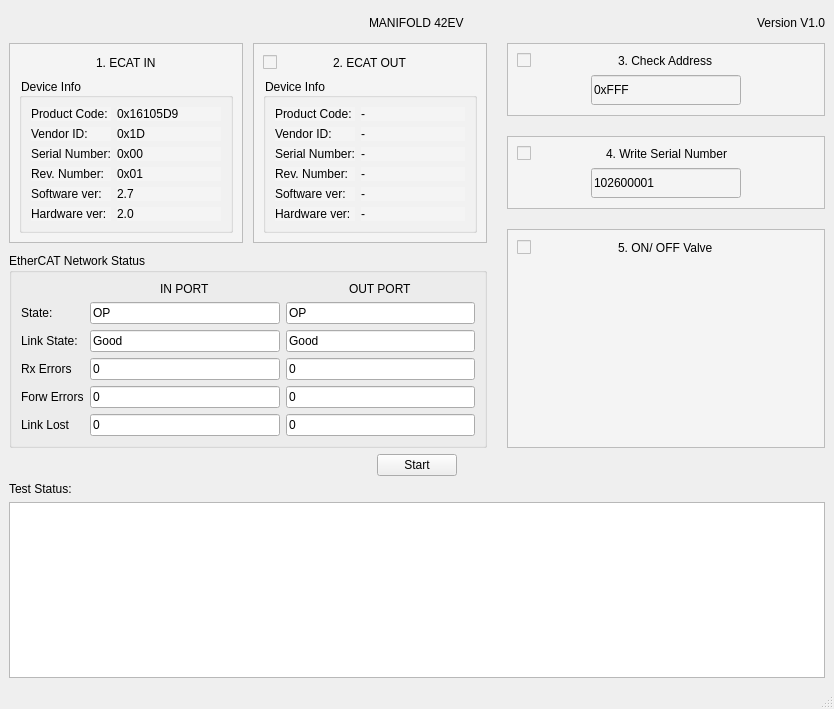
Qt form mainwindow.ui (tuanthanhhh/EC-Master-Lite) before a commit.
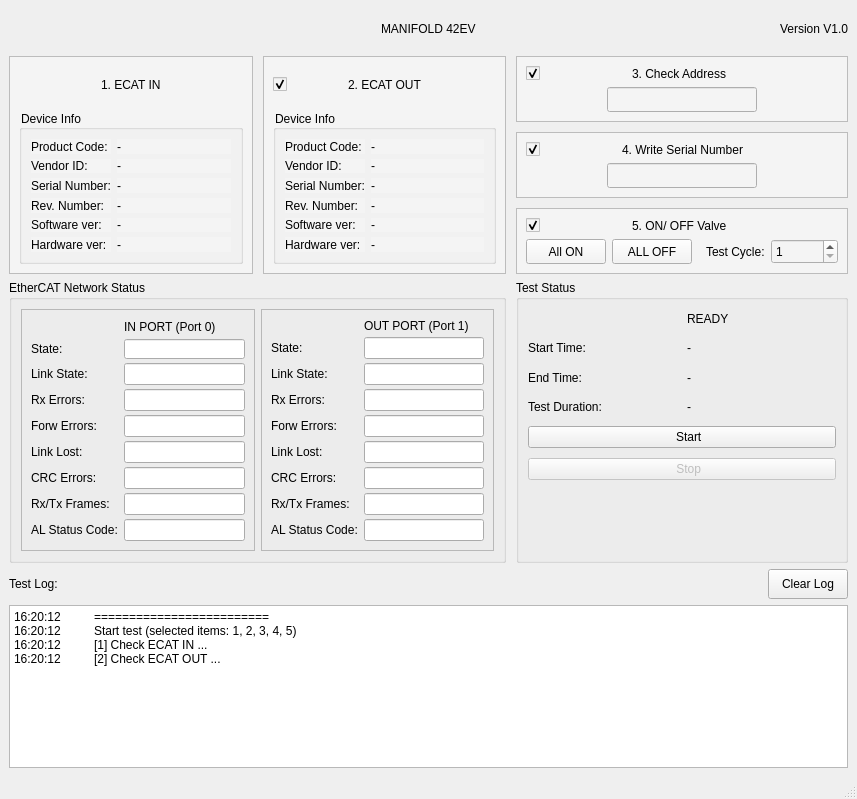
The same form after that commit. Icons and pictures are not drawn.

Commit message: Add EC protocol and automation test

What changed in the file:
```diff
--- a/mainwindow.ui
+++ b/mainwindow.ui
@@ -6,8 +6,8 @@
    <rect>
     <x>0</x>
     <y>0</y>
-    <width>834</width>
-    <height>709</height>
+    <width>857</width>
+    <height>799</height>
    </rect>
   </property>
   <property name="windowTitle">
@@ -27,7 +27,7 @@
 }
 </string>
    </property>
-   <layout class="QVBoxLayout" name="verticalLayout_7">
+   <layout class="QVBoxLayout" name="verticalLayout_6" stretch="1,4,4,1,4">
     <item>
      <layout class="QHBoxLayout" name="Header" stretch="1,1,1">
       <item alignment="Qt::AlignmentFlag::AlignLeft">
@@ -57,12 +57,7 @@
      </layout>
     </item>
     <item>
-     <layout class="QHBoxLayout" name="horizontalLayout_8" stretch="3,2">
-      <property name="spacing">
-       <number>20</number>
-      </property>
-      <item>
-       <layout class="QVBoxLayout" name="verticalLayout_6" stretch="3,1">
+     <layout class="QHBoxLayout" name="horizontalLayout_12" stretch="3,2">
         <property name="spacing">
          <number>10</number>
         </property>
@@ -80,7 +75,7 @@
             <property name="frameShadow">
              <enum>QFrame::Shadow::Raised</enum>
             </property>
-            <layout class="QVBoxLayout" name="verticalLayout">
+          <layout class="QVBoxLayout" name="verticalLayout" stretch="1,4">
              <item alignment="Qt::AlignmentFlag::AlignHCenter">
               <widget class="QLabel" name="label">
                <property name="styleSheet">
@@ -97,6 +92,12 @@
                 <string>Device Info</string>
                </property>
                <layout class="QGridLayout" name="gridLayout" columnstretch="1,2">
+              <property name="horizontalSpacing">
+               <number>6</number>
+              </property>
+              <property name="verticalSpacing">
+               <number>5</number>
+              </property>
                 <item row="0" column="0">
                  <widget class="QLabel" name="label_9">
                   <property name="text">
@@ -107,7 +108,7 @@
                 <item row="0" column="1">
                  <widget class="QLabel" name="label_10">
                   <property name="text">
-                   <string>0x16105D9</string>
+                 <string>-</string>
                   </property>
                  </widget>
                 </item>
@@ -121,7 +122,7 @@
                 <item row="1" column="1">
                  <widget class="QLabel" name="label_11">
                   <property name="text">
-                   <string>0x1D</string>
+                 <string>-</string>
                   </property>
                  </widget>
                 </item>
@@ -135,7 +136,7 @@
                 <item row="2" column="1">
                  <widget class="QLabel" name="label_13">
                   <property name="text">
-                   <string>0x00</string>
+                 <string>-</string>
                   </property>
                  </widget>
                 </item>
@@ -149,7 +150,7 @@
                 <item row="3" column="1">
                  <widget class="QLabel" name="label_15">
                   <property name="text">
-                   <string>0x01</string>
+                 <string>-</string>
                   </property>
                  </widget>
                 </item>
@@ -163,7 +164,7 @@
                 <item row="4" column="1">
                  <widget class="QLabel" name="label_17">
                   <property name="text">
-                   <string>2.7</string>
+                 <string>-</string>
                   </property>
                  </widget>
                 </item>
@@ -177,7 +178,7 @@
                 <item row="5" column="1">
                  <widget class="QLabel" name="label_19">
                   <property name="text">
-                   <string>2.0</string>
+                 <string>-</string>
                   </property>
                  </widget>
                 </item>
@@ -198,7 +199,7 @@
             <property name="frameShadow">
              <enum>QFrame::Shadow::Raised</enum>
             </property>
-            <layout class="QVBoxLayout" name="verticalLayout_4">
+          <layout class="QVBoxLayout" name="verticalLayout_4" stretch="1,4">
              <item>
               <layout class="QHBoxLayout" name="horizontalLayout_5">
                <item>
@@ -206,6 +207,9 @@
                  <property name="text">
                   <string/>
                  </property>
+               <property name="checked">
+                <bool>true</bool>
+               </property>
                 </widget>
                </item>
                <item>
@@ -233,6 +237,9 @@
                 <string>Device Info</string>
                </property>
                <layout class="QGridLayout" name="gridLayout_3" columnstretch="1,2">
+              <property name="verticalSpacing">
+               <number>5</number>
+              </property>
                 <item row="0" column="0">
                  <widget class="QLabel" name="label_27">
                   <property name="text">
@@ -326,137 +333,7 @@
          </layout>
         </item>
         <item>
-         <widget class="QGroupBox" name="groupBox_2">
-          <property name="title">
-           <string>EtherCAT Network Status</string>
-          </property>
-          <layout class="QGridLayout" name="gridLayout_2">
-           <item row="4" column="1">
-            <widget class="QLineEdit" name="lineEdit_3">
-             <property name="text">
-              <string>0</string>
-             </property>
-            </widget>
-           </item>
-           <item row="2" column="0">
-            <widget class="QLabel" name="label_26">
-             <property name="text">
-              <string>Link State:</string>
-             </property>
-            </widget>
-           </item>
-           <item row="6" column="1">
-            <widget class="QLineEdit" name="lineEdit_6">
-             <property name="text">
-              <string>0</string>
-             </property>
-            </widget>
-           </item>
-           <item row="2" column="2">
-            <widget class="QLineEdit" name="lineEdit_12">
-             <property name="text">
-              <string>Good</string>
-             </property>
-            </widget>
-           </item>
-           <item row="5" column="2">
-            <widget class="QLineEdit" name="lineEdit_7">
-             <property name="text">
-              <string>0</string>
-             </property>
-            </widget>
-           </item>
-           <item row="1" column="1">
-            <widget class="QLineEdit" name="lineEdit_9">
-             <property name="text">
-              <string>OP</string>
-             </property>
-            </widget>
-           </item>
-           <item row="4" column="0">
-            <widget class="QLabel" name="label_22">
-             <property name="text">
-              <string>Rx Errors</string>
-             </property>
-            </widget>
-           </item>
-           <item row="1" column="2">
-            <widget class="QLineEdit" name="lineEdit_11">
-             <property name="text">
-              <string>OP</string>
-             </property>
-            </widget>
-           </item>
-           <item row="5" column="1">
-            <widget class="QLineEdit" name="lineEdit_5">
-             <property name="text">
-              <string>0</string>
-             </property>
-            </widget>
-           </item>
-           <item row="2" column="1">
-            <widget class="QLineEdit" name="lineEdit_10">
-             <property name="text">
-              <string>Good</string>
-             </property>
-            </widget>
-           </item>
-           <item row="6" column="0">
-            <widget class="QLabel" name="label_24">
-             <property name="text">
-              <string>Link Lost</string>
-             </property>
-            </widget>
-           </item>
-           <item row="4" column="2">
-            <widget class="QLineEdit" name="lineEdit_4">
-             <property name="text">
-              <string>0</string>
-             </property>
-            </widget>
-           </item>
-           <item row="5" column="0">
-            <widget class="QLabel" name="label_23">
-             <property name="text">
-              <string>Forw Errors</string>
-             </property>
-            </widget>
-           </item>
-           <item row="1" column="0">
-            <widget class="QLabel" name="label_25">
-             <property name="text">
-              <string>State:</string>
-             </property>
-            </widget>
-           </item>
-           <item row="6" column="2">
-            <widget class="QLineEdit" name="lineEdit_8">
-             <property name="text">
-              <string>0</string>
-             </property>
-            </widget>
-           </item>
-           <item row="0" column="1" alignment="Qt::AlignmentFlag::AlignHCenter">
-            <widget class="QLabel" name="label_8">
-             <property name="text">
-              <string>IN PORT</string>
-             </property>
-            </widget>
-           </item>
-           <item row="0" column="2" alignment="Qt::AlignmentFlag::AlignHCenter">
-            <widget class="QLabel" name="label_21">
-             <property name="text">
-              <string>OUT PORT</string>
-             </property>
-            </widget>
-           </item>
-          </layout>
-         </widget>
-        </item>
-       </layout>
-      </item>
-      <item>
-       <layout class="QVBoxLayout" name="verticalLayout_5" stretch="1,1,3">
+       <layout class="QVBoxLayout" name="verticalLayout_8">
         <item>
          <widget class="QFrame" name="frame_2">
           <property name="styleSheet">
@@ -476,6 +353,9 @@
                <property name="text">
                 <string/>
                </property>
+               <property name="checked">
+                <bool>true</bool>
+               </property>
               </widget>
              </item>
              <item>
@@ -517,11 +397,11 @@
                <property name="minimumSize">
                 <size>
                  <width>150</width>
-                 <height>30</height>
+                 <height>25</height>
                 </size>
                </property>
                <property name="text">
-                <string>0xFFF</string>
+                <string/>
                </property>
               </widget>
              </item>
@@ -554,7 +434,7 @@
           <property name="frameShadow">
            <enum>QFrame::Shadow::Raised</enum>
           </property>
-          <layout class="QVBoxLayout" name="verticalLayout_3" stretch="1,10">
+          <layout class="QVBoxLayout" name="verticalLayout_3" stretch="1,0">
            <item>
             <layout class="QHBoxLayout" name="horizontalLayout_3">
              <item>
@@ -562,6 +442,9 @@
                <property name="text">
                 <string/>
                </property>
+               <property name="checked">
+                <bool>true</bool>
+               </property>
               </widget>
              </item>
              <item>
@@ -603,11 +486,11 @@
                <property name="minimumSize">
                 <size>
                  <width>150</width>
-                 <height>30</height>
+                 <height>25</height>
                 </size>
                </property>
                <property name="text">
-                <string>102600001</string>
+                <string/>
                </property>
               </widget>
              </item>
@@ -640,7 +523,7 @@
           <property name="frameShadow">
            <enum>QFrame::Shadow::Raised</enum>
           </property>
-          <layout class="QVBoxLayout" name="verticalLayout_8" stretch="1,10">
+          <layout class="QVBoxLayout" name="verticalLayout_5">
            <item>
             <layout class="QHBoxLayout" name="horizontalLayout_6">
              <item>
@@ -648,6 +531,9 @@
                <property name="text">
                 <string/>
                </property>
+               <property name="checked">
+                <bool>true</bool>
+               </property>
               </widget>
              </item>
              <item>
@@ -670,14 +556,475 @@
             </layout>
            </item>
            <item>
-            <spacer name="verticalSpacer_2">
+            <layout class="QHBoxLayout" name="horizontalLayout_8">
+             <item>
+              <widget class="QPushButton" name="On_Valve_Button">
+               <property name="minimumSize">
+                <size>
+                 <width>0</width>
+                 <height>25</height>
+                </size>
+               </property>
+               <property name="text">
+                <string>All ON</string>
+               </property>
+              </widget>
+             </item>
+             <item>
+              <widget class="QPushButton" name="Off_Valve_Button">
+               <property name="minimumSize">
+                <size>
+                 <width>0</width>
+                 <height>25</height>
+                </size>
+               </property>
+               <property name="text">
+                <string>ALL OFF</string>
+               </property>
+              </widget>
+             </item>
+             <item alignment="Qt::AlignmentFlag::AlignRight">
+              <widget class="QLabel" name="label_39">
+               <property name="text">
+                <string>Test Cycle:</string>
+               </property>
+              </widget>
+             </item>
+             <item>
+              <widget class="QSpinBox" name="Cycle_Test_Spin">
+               <property name="minimumSize">
+                <size>
+                 <width>0</width>
+                 <height>25</height>
+                </size>
+               </property>
+               <property name="minimum">
+                <number>1</number>
+               </property>
+               <property name="value">
+                <number>1</number>
+               </property>
+              </widget>
+             </item>
+            </layout>
+           </item>
+          </layout>
+         </widget>
+        </item>
+       </layout>
+      </item>
+     </layout>
+    </item>
+    <item>
+     <layout class="QHBoxLayout" name="horizontalLayout_11" stretch="3,2">
+      <property name="spacing">
+       <number>10</number>
+      </property>
+      <item>
+       <widget class="QGroupBox" name="groupBox_2">
+        <property name="title">
+         <string>EtherCAT Network Status</string>
+        </property>
+        <layout class="QHBoxLayout" name="horizontalLayout_10">
+         <item>
+          <widget class="QFrame" name="frame_6">
+           <property name="frameShape">
+            <enum>QFrame::Shape::StyledPanel</enum>
+           </property>
+           <property name="frameShadow">
+            <enum>QFrame::Shadow::Raised</enum>
+           </property>
+           <layout class="QGridLayout" name="gridLayout_2">
+            <property name="verticalSpacing">
+             <number>4</number>
+            </property>
+            <item row="0" column="1">
+             <widget class="QLabel" name="label_8">
+              <property name="text">
+               <string>IN PORT (Port 0)</string>
+              </property>
+             </widget>
+            </item>
+            <item row="1" column="0">
+             <widget class="QLabel" name="label_25">
+              <property name="text">
+               <string>State:</string>
+              </property>
+             </widget>
+            </item>
+            <item row="1" column="1">
+             <widget class="QLineEdit" name="State_Slave1_textBox">
+              <property name="minimumSize">
+               <size>
+                <width>0</width>
+                <height>20</height>
+               </size>
+              </property>
+              <property name="maximumSize">
+               <size>
+                <width>16777215</width>
+                <height>20</height>
+               </size>
+              </property>
+              <property name="text">
+               <string/>
+              </property>
+             </widget>
+            </item>
+            <item row="2" column="0">
+             <widget class="QLabel" name="label_26">
+              <property name="text">
+               <string>Link State:</string>
+              </property>
+             </widget>
+            </item>
+            <item row="2" column="1">
+             <widget class="QLineEdit" name="Link_State_Slave1_textBox">
+              <property name="text">
+               <string/>
+              </property>
+             </widget>
+            </item>
+            <item row="3" column="0">
+             <widget class="QLabel" name="label_22">
+              <property name="text">
+               <string>Rx Errors:</string>
+              </property>
+             </widget>
+            </item>
+            <item row="3" column="1">
+             <widget class="QLineEdit" name="Rx_Error_Slave1_textBox">
+              <property name="text">
+               <string/>
+              </property>
+             </widget>
+            </item>
+            <item row="4" column="0">
+             <widget class="QLabel" name="label_23">
+              <property name="text">
+               <string>Forw Errors:</string>
+              </property>
+             </widget>
+            </item>
+            <item row="4" column="1">
+             <widget class="QLineEdit" name="Forw_Error_Slave1_textBox">
+              <property name="text">
+               <string/>
+              </property>
+             </widget>
+            </item>
+            <item row="5" column="0">
+             <widget class="QLabel" name="label_24">
+              <property name="text">
+               <string>Link Lost:</string>
+              </property>
+             </widget>
+            </item>
+            <item row="5" column="1">
+             <widget class="QLineEdit" name="Link_Lost_Slave1_textBox">
+              <property name="text">
+               <string/>
+              </property>
+             </widget>
+            </item>
+            <item row="6" column="0">
+             <widget class="QLabel" name="label_40">
+              <property name="text">
+               <string>CRC Errors:</string>
+              </property>
+             </widget>
+            </item>
+            <item row="7" column="0">
+             <widget class="QLabel" name="label_48">
+              <property name="text">
+               <string>Rx/Tx Frames:</string>
+              </property>
+             </widget>
+            </item>
+            <item row="7" column="1">
+             <widget class="QLineEdit" name="Rx_Tx_Frame_Slave1_textBox">
+              <property name="text">
+               <string/>
+              </property>
+             </widget>
+            </item>
+            <item row="8" column="0">
+             <widget class="QLabel" name="label_49">
+              <property name="text">
+               <string>AL Status Code:</string>
+              </property>
+             </widget>
+            </item>
+            <item row="8" column="1">
+             <widget class="QLineEdit" name="AL_Status_Code_Slave1_textBox">
+              <property name="text">
+               <string/>
+              </property>
+             </widget>
+            </item>
+            <item row="6" column="1">
+             <widget class="QLineEdit" name="CRC_Errors_Slave1_textBox">
+              <property name="text">
+               <string/>
+              </property>
+             </widget>
+            </item>
+           </layout>
+          </widget>
+         </item>
+         <item>
+          <widget class="QFrame" name="frame_7">
+           <property name="frameShape">
+            <enum>QFrame::Shape::StyledPanel</enum>
+           </property>
+           <property name="frameShadow">
+            <enum>QFrame::Shadow::Raised</enum>
+           </property>
+           <layout class="QGridLayout" name="gridLayout_6">
+            <property name="verticalSpacing">
+             <number>4</number>
+            </property>
+            <item row="4" column="0">
+             <widget class="QLabel" name="label_64">
+              <property name="text">
+               <string>Forw Errors:</string>
+              </property>
+             </widget>
+            </item>
+            <item row="6" column="1">
+             <widget class="QLineEdit" name="CRC_Error_Slave2_textBox">
+              <property name="text">
+               <string/>
+              </property>
+             </widget>
+            </item>
+            <item row="2" column="0">
+             <widget class="QLabel" name="label_62">
+              <property name="text">
+               <string>Link State:</string>
+              </property>
+             </widget>
+            </item>
+            <item row="0" column="1">
+             <widget class="QLabel" name="label_60">
+              <property name="text">
+               <string>OUT PORT (Port 1)</string>
+              </property>
+             </widget>
+            </item>
+            <item row="1" column="0">
+             <widget class="QLabel" name="label_61">
+              <property name="text">
+               <string>State:</string>
+              </property>
+             </widget>
+            </item>
+            <item row="8" column="1">
+             <widget class="QLineEdit" name="AL_Status_Code_Slave2_textBox">
+              <property name="text">
+               <string/>
+              </property>
+             </widget>
+            </item>
+            <item row="2" column="1">
+             <widget class="QLineEdit" name="Link_State_Slave2_textBox">
+              <property name="text">
+               <string/>
+              </property>
+             </widget>
+            </item>
+            <item row="8" column="0">
+             <widget class="QLabel" name="label_68">
+              <property name="text">
+               <string>AL Status Code:</string>
+              </property>
+             </widget>
+            </item>
+            <item row="6" column="0">
+             <widget class="QLabel" name="label_66">
+              <property name="text">
+               <string>CRC Errors:</string>
+              </property>
+             </widget>
+            </item>
+            <item row="3" column="1">
+             <widget class="QLineEdit" name="Rx_Error_Slave2_textBox">
+              <property name="text">
+               <string/>
+              </property>
+             </widget>
+            </item>
+            <item row="4" column="1">
+             <widget class="QLineEdit" name="Forw_Error_Slave2_textBox">
+              <property name="text">
+               <string/>
+              </property>
+             </widget>
+            </item>
+            <item row="5" column="1">
+             <widget class="QLineEdit" name="Link_Lost_Slave2_textBox">
+              <property name="text">
+               <string/>
+              </property>
+             </widget>
+            </item>
+            <item row="7" column="1">
+             <widget class="QLineEdit" name="Rx_Tx_Frame_Slave2_textBox">
+              <property name="text">
+               <string/>
+              </property>
+             </widget>
+            </item>
+            <item row="5" column="0">
+             <widget class="QLabel" name="label_65">
+              <property name="text">
+               <string>Link Lost:</string>
+              </property>
+             </widget>
+            </item>
+            <item row="1" column="1">
+             <widget class="QLineEdit" name="State_Slave2_textBox">
+              <property name="text">
+               <string/>
+              </property>
+             </widget>
+            </item>
+            <item row="7" column="0">
+             <widget class="QLabel" name="label_67">
+              <property name="text">
+               <string>Rx/Tx Frames:</string>
+              </property>
+             </widget>
+            </item>
+            <item row="3" column="0">
+             <widget class="QLabel" name="label_63">
+              <property name="text">
+               <string>Rx Errors:</string>
+              </property>
+             </widget>
+            </item>
+           </layout>
+          </widget>
+         </item>
+        </layout>
+       </widget>
+      </item>
+      <item>
+       <layout class="QHBoxLayout" name="horizontalLayout_9">
+        <item>
+         <widget class="QGroupBox" name="groupBox_4">
+          <property name="title">
+           <string>Test Status</string>
+          </property>
+          <layout class="QVBoxLayout" name="verticalLayout_7" stretch="3,2,2,2">
+           <property name="spacing">
+            <number>10</number>
+           </property>
+           <item>
+            <layout class="QGridLayout" name="gridLayout_4" rowminimumheight="2,1,1,1">
+             <item row="2" column="0">
+              <widget class="QLabel" name="label_43">
+               <property name="text">
+                <string>End Time:</string>
+               </property>
+              </widget>
+             </item>
+             <item row="2" column="1">
+              <widget class="QLabel" name="End_Test_Time_textBox">
+               <property name="text">
+                <string>-</string>
+               </property>
+              </widget>
+             </item>
+             <item row="3" column="0">
+              <widget class="QLabel" name="label_44">
+               <property name="text">
+                <string>Test Duration:</string>
+               </property>
+              </widget>
+             </item>
+             <item row="1" column="1">
+              <widget class="QLabel" name="Start_Test_Time_textBox">
+               <property name="text">
+                <string>-</string>
+               </property>
+              </widget>
+             </item>
+             <item row="3" column="1">
+              <widget class="QLabel" name="Test_Duration_textBox">
+               <property name="text">
+                <string>-</string>
+               </property>
+              </widget>
+             </item>
+             <item row="1" column="0">
+              <widget class="QLabel" name="label_42">
+               <property name="text">
+                <string>Start Time:</string>
+               </property>
+              </widget>
+             </item>
+             <item row="0" column="1">
+              <widget class="QLabel" name="Result_Test_textBox">
+               <property name="styleSheet">
+                <string notr="true">font: 700 20pt &quot;Segoe UI&quot; ;
+
+</string>
+               </property>
+               <property name="text">
+                <string>READY</string>
+               </property>
+              </widget>
+             </item>
+             <item row="0" column="0" alignment="Qt::AlignmentFlag::AlignHCenter|Qt::AlignmentFlag::AlignVCenter">
+              <widget class="QLabel" name="Test_Status_Icon">
+               <property name="text">
+                <string/>
+               </property>
+              </widget>
+             </item>
+            </layout>
+           </item>
+           <item>
+            <widget class="QPushButton" name="Start_Test_button">
+             <property name="styleSheet">
+              <string notr="true">font: 700 12pt &quot;Segoe UI&quot; ;</string>
+             </property>
+             <property name="text">
+              <string>    Start</string>
+             </property>
+             <property name="icon">
+              <iconset resource="resource_icon.qrc">
+               <normaloff>:/img/img/start_button.png</normaloff>:/img/img/start_button.png</iconset>
+             </property>
+            </widget>
+           </item>
+           <item>
+            <widget class="QPushButton" name="Stop_Test_button">
+             <property name="enabled">
+              <bool>false</bool>
+             </property>
+             <property name="styleSheet">
+              <string notr="true">font: 700 12pt &quot;Segoe UI&quot; ;</string>
+             </property>
+             <property name="text">
+              <string>    Stop</string>
+             </property>
+             <property name="icon">
+              <iconset resource="resource_icon.qrc">
+               <normaloff>:/img/img/stop_button.png</normaloff>:/img/img/stop_button.png</iconset>
+             </property>
+            </widget>
+           </item>
+           <item>
+            <spacer name="verticalSpacer">
              <property name="orientation">
               <enum>Qt::Orientation::Vertical</enum>
              </property>
              <property name="sizeHint" stdset="0">
               <size>
                <width>20</width>
-               <height>204</height>
+               <height>40</height>
               </size>
              </property>
             </spacer>
@@ -689,22 +1036,39 @@
       </item>
      </layout>
     </item>
-    <item alignment="Qt::AlignmentFlag::AlignHCenter">
-     <widget class="QPushButton" name="pushButton">
-      <property name="text">
-       <string>Start</string>
-      </property>
-     </widget>
-    </item>
     <item>
+     <layout class="QHBoxLayout" name="horizontalLayout_13">
+      <item alignment="Qt::AlignmentFlag::AlignLeft">
      <widget class="QLabel" name="label_7">
       <property name="text">
-       <string>Test Status:</string>
-      </property>
-     </widget>
+         <string>Test Log:</string>
+        </property>
+       </widget>
+      </item>
+      <item alignment="Qt::AlignmentFlag::AlignRight">
+       <widget class="QPushButton" name="Clear_Log_button">
+        <property name="minimumSize">
+         <size>
+          <width>0</width>
+          <height>30</height>
+         </size>
+        </property>
+        <property name="text">
+         <string>Clear Log</string>
+        </property>
+       </widget>
+      </item>
+     </layout>
     </item>
     <item>
-     <widget class="QPlainTextEdit" name="plainTextEdit"/>
+     <widget class="QPlainTextEdit" name="Log_textBox">
+      <property name="plainText">
+       <string>16:20:12	=========================
+16:20:12	Start test (selected items: 1, 2, 3, 4, 5)
+16:20:12	[1] Check ECAT IN ...
+16:20:12	[2] Check ECAT OUT ...</string>
+      </property>
+     </widget>
     </item>
    </layout>
   </widget>
```
Left out of the diff: 50 changed lines with no effect on the pictures. Lines whose indentation alone changed are shown as unchanged. The commit also changes 20 other files.
